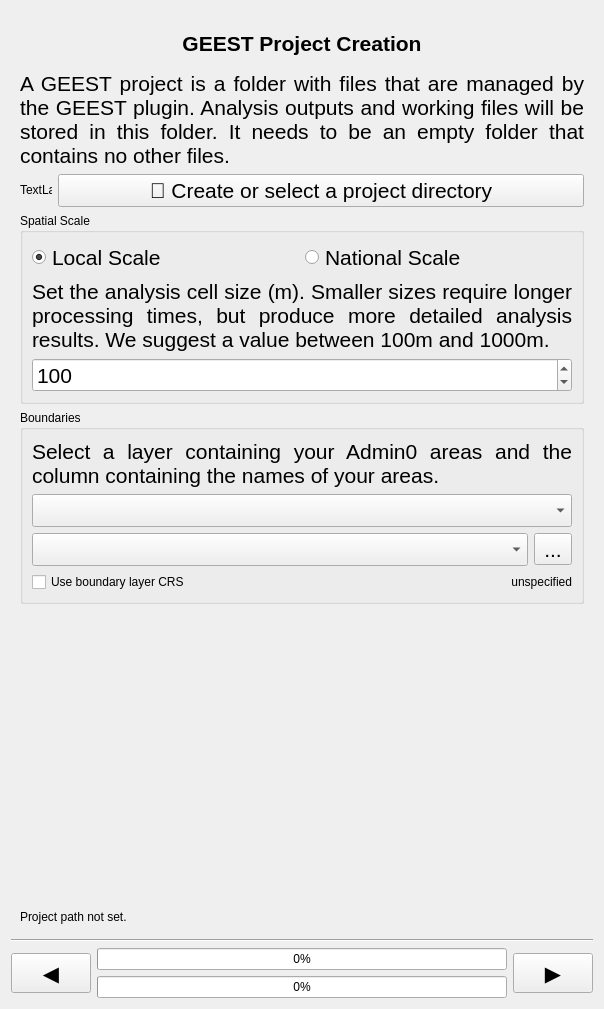
Before: the Qt Designer form geest/ui/create_project_panel_base.ui in worldbank/GEEST, drawn with Qt 5.
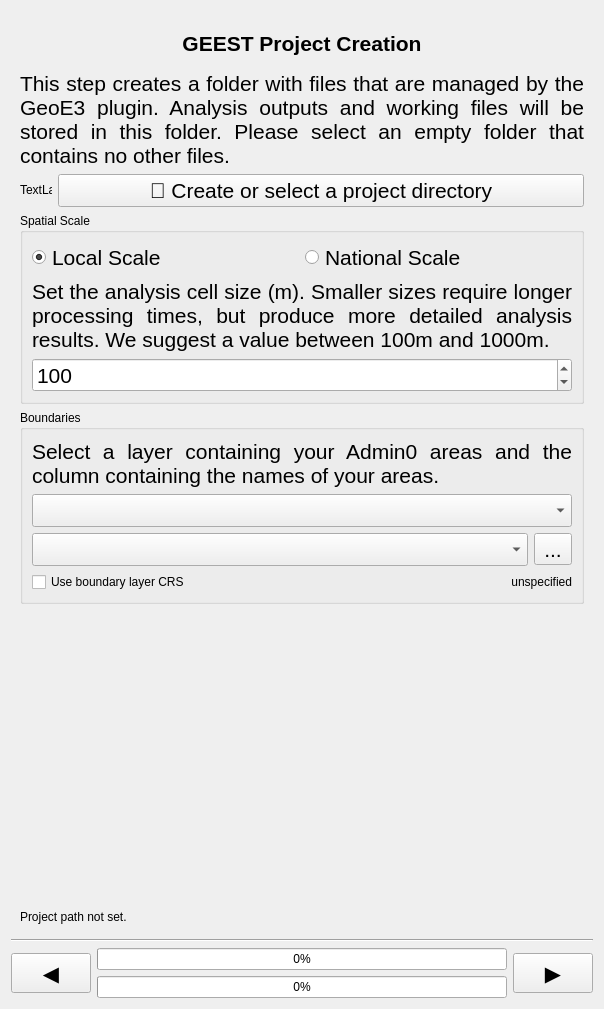
After: the same form once the commit is applied. Icons and pictures are not drawn. Custom widgets are drawn as their Qt base class.

```diff
--- a/geest/ui/create_project_panel_base.ui
+++ b/geest/ui/create_project_panel_base.ui
@@ -43,7 +43,7 @@
           </font>
          </property>
          <property name="text">
-          <string>A GEEST project is a folder with files that are managed by the GEEST plugin. Analysis outputs and working files will be stored in this folder. It needs to be an empty folder that contains no other files.</string>
+          <string>This step creates a folder with files that are managed by the GeoE3 plugin. Analysis outputs and working files will be stored in this folder. Please select an empty folder that contains no other files.</string>
          </property>
          <property name="textFormat">
           <enum>Qt::MarkdownText</enum>
```
